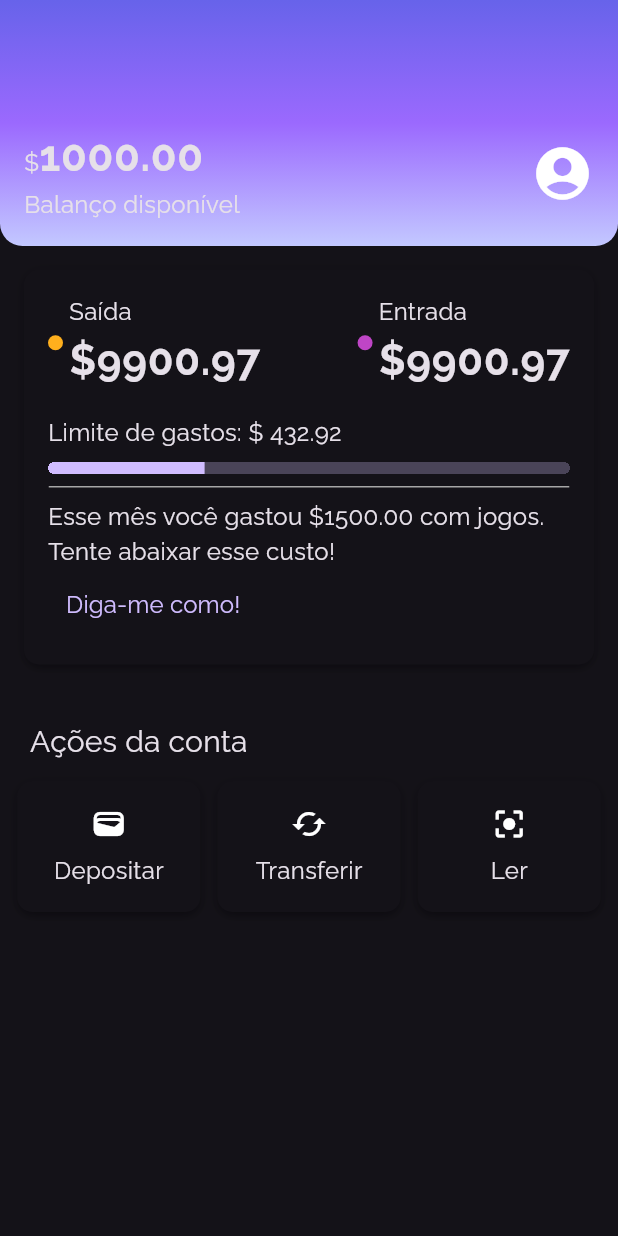
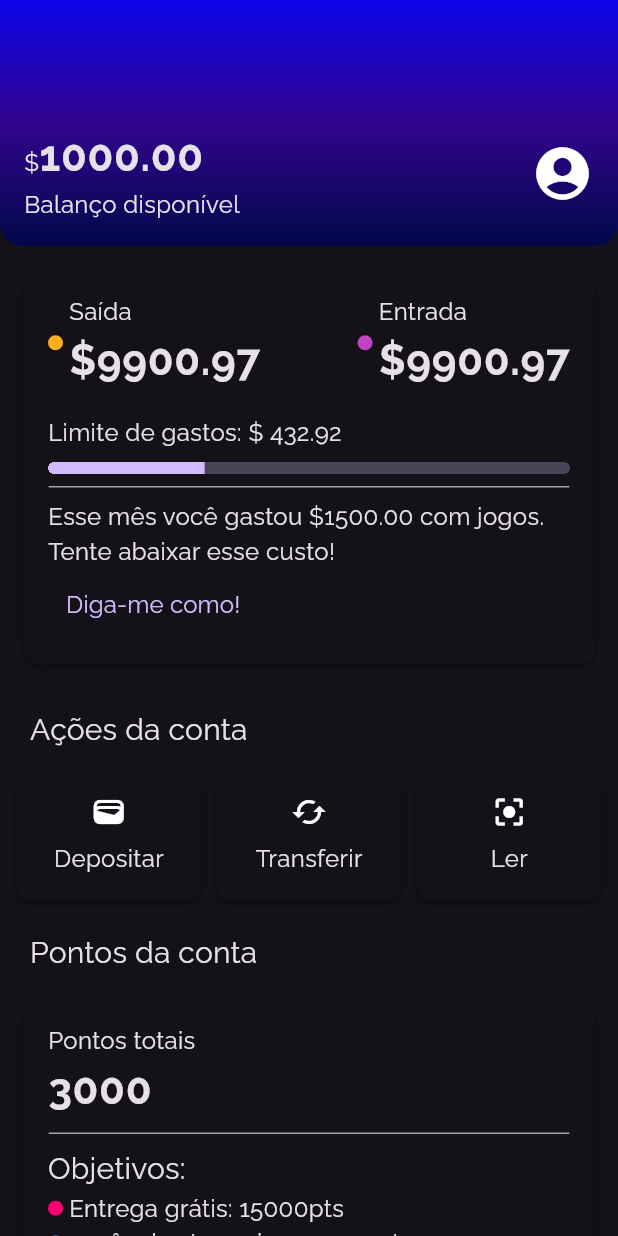
Before and after one commit to athosmartinez/cursoFlutter_Layouts, a Flutter app: the screen it shows after launch, on a phone screen of 412 x 824 dp. Run offline on Flutter 3.47's test engine with Material 3 defaults, Android fonts, the phone set to English and light mode, and no system bars.

```diff
--- a/cursoflutter_layouts/lib/components/box_card.dart
+++ b/cursoflutter_layouts/lib/components/box_card.dart
@@ -1,5 +1,4 @@
 import 'package:flutter/material.dart';
-import 'package:flutter/widgets.dart';
 
 class BoxCard extends StatelessWidget {
   final Widget boxContent;
--- a/cursoflutter_layouts/lib/components/sections/account_actions.dart
+++ b/cursoflutter_layouts/lib/components/sections/account_actions.dart
@@ -10,14 +10,14 @@ class AccountAction extends StatelessWidget {
       crossAxisAlignment: CrossAxisAlignment.start,
       children: [
         Padding(
-          padding: const EdgeInsets.only(top: 20, left: 20),
+          padding: const EdgeInsets.only(top: 12, left: 20),
           child: Text(
             "Ações da conta",
             style: Theme.of(context).textTheme.titleMedium,
           ),
         ),
         Padding(
-          padding: EdgeInsets.only(top: 12),
+          padding: const EdgeInsets.only(top: 12),
           child: Row(
             mainAxisAlignment: MainAxisAlignment.spaceEvenly,
             children: [
@@ -54,7 +54,7 @@ class _AccountActionsContent extends StatelessWidget {
   final Icon icon;
   final String text;
   const _AccountActionsContent(
-      {super.key, required this.icon, required this.text});
+      {required this.icon, required this.text});
 
   @override
   Widget build(BuildContext context) {
--- /dev/null
+++ b/cursoflutter_layouts/lib/components/sections/account_points.dart
@@ -0,0 +1,105 @@
+import 'package:cursoflutter_layouts/components/box_card.dart';
+import 'package:cursoflutter_layouts/components/color_dot.dart';
+import 'package:cursoflutter_layouts/components/content_division.dart';
+import 'package:cursoflutter_layouts/themes/theme_colors.dart';
+import 'package:flutter/material.dart';
+
+class AccountPoints extends StatelessWidget {
+  const AccountPoints({super.key});
+
+  @override
+  Widget build(BuildContext context) {
+    return Column(
+      crossAxisAlignment: CrossAxisAlignment.start,
+      children: [
+        Padding(
+          padding: const EdgeInsets.only(top: 20, left: 20),
+          child: Text(
+            "Pontos da conta",
+            style: Theme.of(context).textTheme.titleMedium,
+          ),
+        ),
+        const Padding(
+          padding: EdgeInsets.all(16.0),
+          child: BoxCard(
+            boxContent: _AccountPointsContent(),
+          ),
+        )
+      ],
+    );
+  }
+}
+
+class _AccountPointsContent extends StatelessWidget {
+  const _AccountPointsContent();
+
+  @override
+  Widget build(BuildContext context) {
+    return Column(
+      crossAxisAlignment: CrossAxisAlignment.start,
+      children: [
+        Row(
+          mainAxisAlignment: MainAxisAlignment.spaceBetween,
+          children: [
+            Column(
+              crossAxisAlignment: CrossAxisAlignment.start,
+              children: [
+                const Text("Pontos totais"),
+                Text(
+                  style: Theme.of(context).textTheme.bodyLarge,
+                  "3000",
+                ),
+              ],
+            ),
+          ],
+        ),
+        const Padding(
+          padding: EdgeInsets.only(top: 8.0, bottom: 8),
+          child: ContentDivision(),
+        ),
+        Text(
+          style: Theme.of(context).textTheme.titleMedium,
+          "Objetivos:",
+        ),
+        Column(
+          children: [
+            Row(
+              children: [
+                Padding(
+                  padding: const EdgeInsets.only(right: 4.0),
+                  child: ColorDot(color: ThemeColors.accountPoints['first']),
+                ),
+                Column(
+                  crossAxisAlignment: CrossAxisAlignment.start,
+                  children: [
+                    Text(
+                      style: Theme.of(context).textTheme.bodyMedium,
+                      "Entrega grátis: 15000pts",
+                    ),
+                  ],
+                )
+              ],
+            ),
+            Row(
+              children: [
+                Padding(
+                  padding: const EdgeInsets.only(right: 4.0),
+                  child: ColorDot(color: ThemeColors.accountPoints['second']),
+                ),
+                Column(
+                  crossAxisAlignment: CrossAxisAlignment.start,
+                  children: [
+                    Text(
+                      style: Theme.of(context).textTheme.bodyMedium,
+                      "1 mês de streaming: 30000pts",
+                    ),
+                  ],
+                )
+              ],
+            ),
+          ],
+        ),
+      ],
+    );
+  }
+}
--- a/cursoflutter_layouts/lib/components/sections/header.dart
+++ b/cursoflutter_layouts/lib/components/sections/header.dart
@@ -16,7 +16,7 @@ class Header extends StatelessWidget {
         borderRadius: BorderRadius.vertical(bottom: Radius.circular(15)),
       ),
       child: Padding(
-        padding: EdgeInsets.fromLTRB(16.0, 83.0, 16.0, 16.0),
+        padding: const EdgeInsets.fromLTRB(16.0, 83.0, 16.0, 16.0),
         child: Row(
           mainAxisAlignment: MainAxisAlignment.spaceBetween,
           crossAxisAlignment: CrossAxisAlignment.center,
--- a/cursoflutter_layouts/lib/components/sections/recenty_activity.dart
+++ b/cursoflutter_layouts/lib/components/sections/recenty_activity.dart
@@ -19,7 +19,7 @@ class RecentActivity extends StatelessWidget {
 }
 
 class _RecentActivity extends StatelessWidget {
-  const _RecentActivity({super.key});
+  const _RecentActivity();
 
   @override
   Widget build(BuildContext context) {
--- a/cursoflutter_layouts/lib/main.dart
+++ b/cursoflutter_layouts/lib/main.dart
@@ -13,8 +13,8 @@ class Alubank extends StatelessWidget {
   Widget build(BuildContext context) {
     return MaterialApp(
       title: "Alubank",
-      theme: MyTheme,
-      home: home_screen(),
+      theme: myTheme,
+      home: const HomeScreen(),
     );
   }
 }
--- a/cursoflutter_layouts/lib/screens/home_screen.dart
+++ b/cursoflutter_layouts/lib/screens/home_screen.dart
@@ -1,19 +1,23 @@
-import 'package:cursoflutter_layouts/components/box_card.dart';
-import 'package:cursoflutter_layouts/components/color_dot.dart';
+
 import 'package:cursoflutter_layouts/components/sections/account_actions.dart';
+import 'package:cursoflutter_layouts/components/sections/account_points.dart';
 import 'package:cursoflutter_layouts/components/sections/header.dart';
 import 'package:cursoflutter_layouts/components/sections/recenty_activity.dart';
-import 'package:cursoflutter_layouts/themes/theme_colors.dart';
 import 'package:flutter/material.dart';
 
-class home_screen extends StatelessWidget {
-  const home_screen({super.key});
+class HomeScreen extends StatelessWidget {
+  const HomeScreen({super.key});
 
   @override
   Widget build(BuildContext context) {
-    return Scaffold(
+    return const Scaffold(
       body: Column(
-        children: [Header(), RecentActivity(), AccountAction()],
+        children: [
+          Header(),
+          RecentActivity(),
+          AccountAction(),
+          AccountPoints()
+        ],
       ),
     );
   }
--- a/cursoflutter_layouts/lib/themes/my_theme.dart
+++ b/cursoflutter_layouts/lib/themes/my_theme.dart
@@ -1,7 +1,7 @@
 import 'package:cursoflutter_layouts/themes/theme_colors.dart';
 import 'package:flutter/material.dart';
 
-ThemeData MyTheme = ThemeData(
+ThemeData myTheme = ThemeData(
   primarySwatch: ThemeColors.primaryColor,
   primaryColor: ThemeColors.primaryColor,
   brightness: Brightness.dark,
@@ -9,5 +9,6 @@ ThemeData MyTheme = ThemeData(
   textTheme: const TextTheme(
       bodyMedium: TextStyle(fontSize: 16),
       bodyLarge: TextStyle(fontWeight: FontWeight.bold, fontSize: 28),
-      titleMedium: TextStyle(fontSize: 20, fontWeight: FontWeight.normal)),
+      titleMedium: TextStyle(fontSize: 20, fontWeight: FontWeight.normal),
+      titleLarge: TextStyle(fontSize: 20, fontWeight: FontWeight.normal),),
 );
--- a/cursoflutter_layouts/lib/themes/theme_colors.dart
+++ b/cursoflutter_layouts/lib/themes/theme_colors.dart
@@ -3,14 +3,19 @@ import 'package:flutter/material.dart';
 class ThemeColors {
   static const MaterialColor primaryColor = Colors.purple;
   static const List<Color> headerGradient = [
-    Color.fromRGBO(103, 99, 234, 1),
-    Color.fromRGBO(155, 105, 254, 1),
-    Color.fromRGBO(195, 200, 255, 1)
+    Color.fromRGBO(12, 5, 235, 1),
+    Color.fromRGBO(50, 4, 142, 1),
+    Color.fromRGBO(2, 8, 73, 1)
   ];
   static const Map<String, Color> recentActivity = {
     'spent': Color.fromRGBO(255, 175, 29, 1),
     'income': Color.fromRGBO(191, 69, 198, 1)
   };
 
+  static const Map<String, Color> accountPoints = {
+    'first': Color.fromRGBO(250, 0, 112, 1),
+    'second': Color.fromRGBO(75, 89, 191, 1)
+  };
+
   static const divisonColor = Color.fromRGBO(166, 166, 166, 1);
 }
```
Also changed, not shown: 1 other file.
